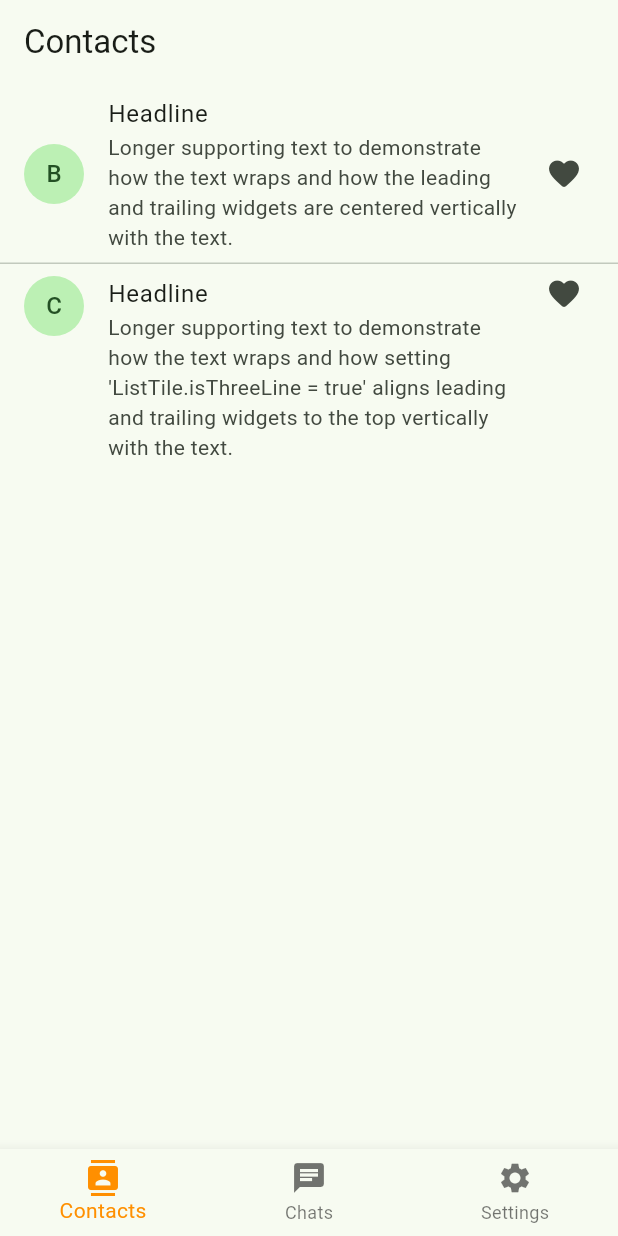
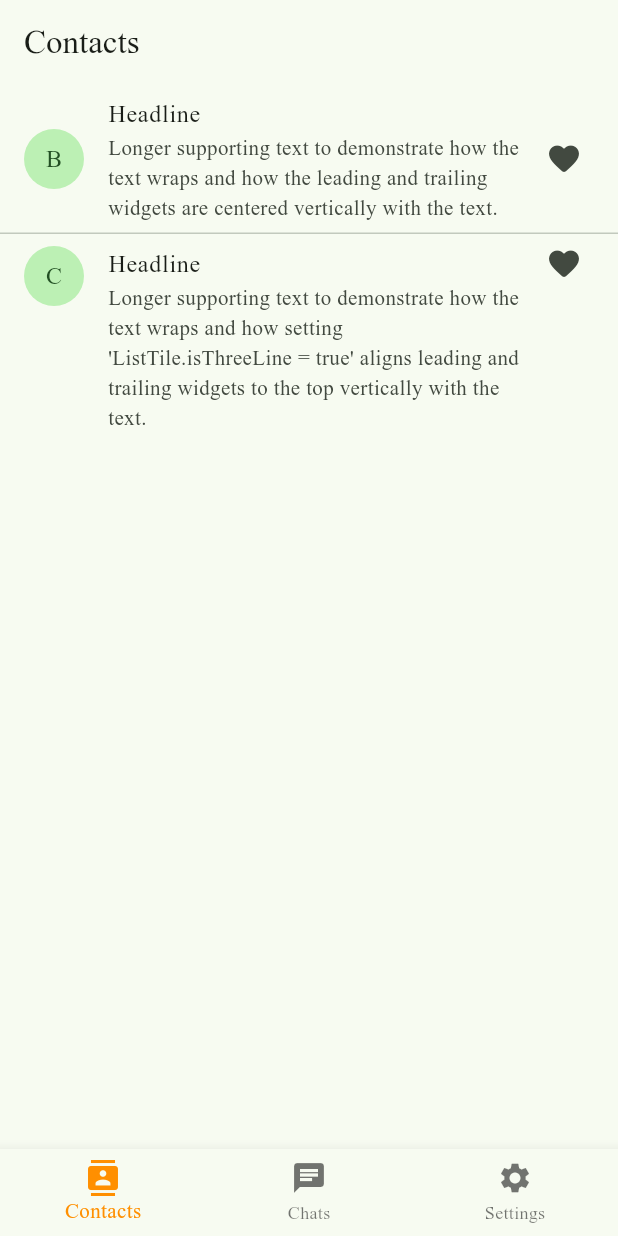
Before and after one commit to YarikineZ/teta-flutter, a Flutter app: the screen it shows after launch, on a phone screen of 412 x 824 dp. Run offline on Flutter 3.47's test engine with Material 2 defaults, Android fonts, the phone set to English and light mode, and no system bars; our stand-ins replace firebase_core, firebase_database, firebase_storage, freezed_annotation, image_picker, shared_preferences and 1 more; missing offline and left inert: storybook_flutter, string_to_hex; accounts and stored records are empty; generated files the repository leaves out were written again.

Commit message:
Theme font changed

```diff
--- a/messenger/lib/main.dart
+++ b/messenger/lib/main.dart
@@ -47,6 +47,7 @@
       title: 'Flutter Demo',
       theme: ThemeData(
         colorSchemeSeed: Colors.green,
+        fontFamily: 'TimesNewRoman',
         useMaterial3: true,
       ),
       home: const ALL(),
```
Also changed, not shown: messenger/pubspec.yaml (+6 -20 lines), messenger/fonts/Times New Roman.ttf (added), messenger/pubspec.lock.
